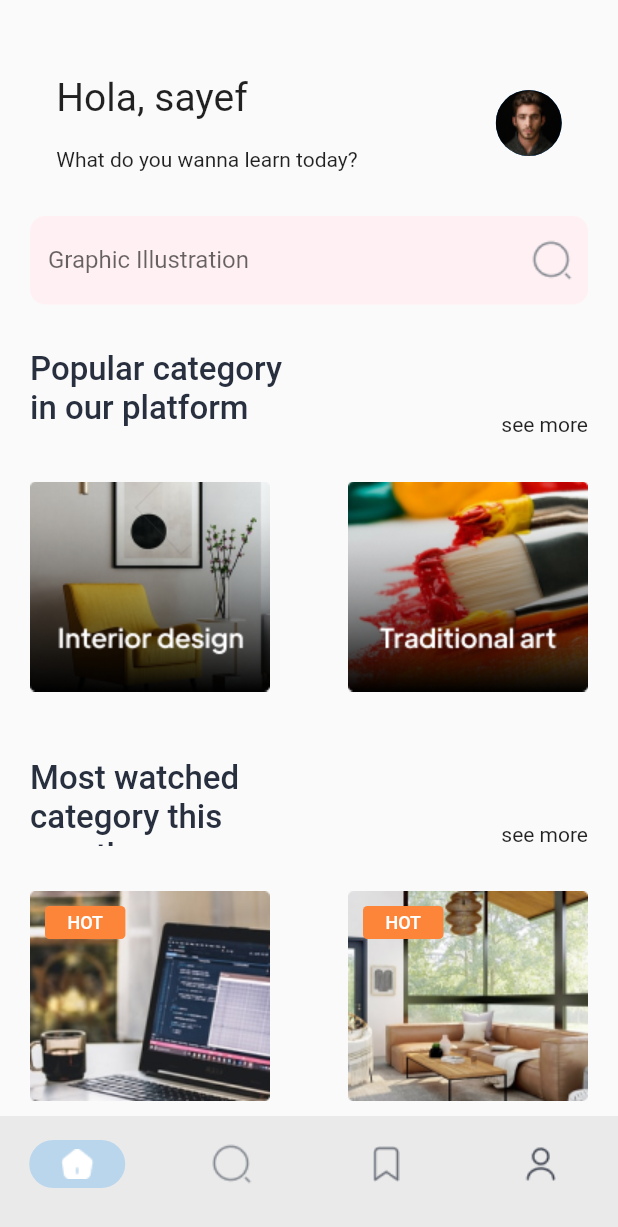
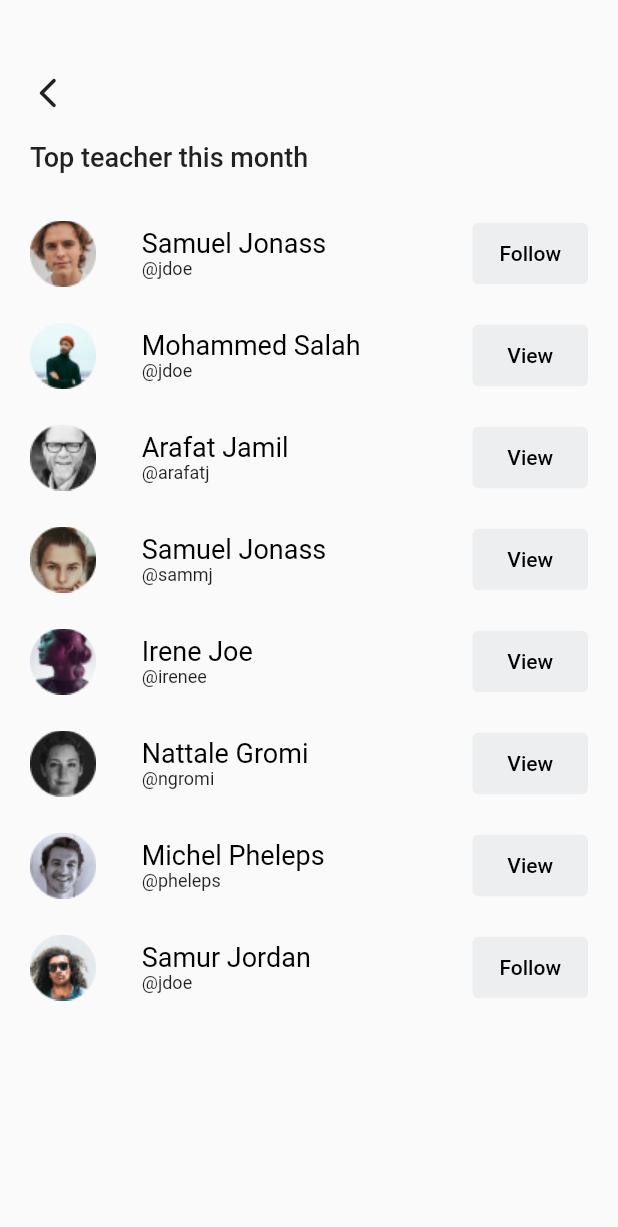
Before and after one commit to Glitch-bug/e_learning, a Flutter app: the screen it shows after launch, on a phone screen of 412 x 824 dp. Shown: the top 1227 px of the screen. Run offline on Flutter 3.47's test engine with Material 2 defaults, Android fonts, the phone set to English and light mode, and no system bars; our stand-ins replace lite_rolling_switch.

Commit message:
teacherst screen

```diff
--- a/lib/home/section.dart
+++ b/lib/home/section.dart
@@ -497,3 +497,64 @@ class _SelectionState extends State<Selection> {
  }
 
 }
+
+class ListedProfile extends StatelessWidget {
+  String image;
+  String username;
+  String handle;
+  bool follows;
+  ListedProfile({super.key, required this.image, required this.username, required this.handle, required this.follows});
+
+  @override
+  Widget build(BuildContext context){
+    return Padding(
+      padding: const EdgeInsets.only(bottom:20.0),
+      child: Row(
+        mainAxisAlignment: MainAxisAlignment.spaceBetween,
+        children: [
+          Image.asset(image),
+          SizedBox(
+            width: 190,
+            child: Column(
+              crossAxisAlignment: CrossAxisAlignment.start,
+              children:[
+                Text(
+                  username,
+                  textAlign: TextAlign.left,
+                  style: const TextStyle(
+                    fontSize:18,
+                    color: Colors.black,
+                  ),
+                ),
+                Text(
+                  "@$handle",
+                  style: const TextStyle(
+                    fontSize:12
+                  ),
+                ),
+              ]
+            ),
+          ),
+          ElevatedButton(
+            onPressed: (){},
+            style: ElevatedButton.styleFrom(
+              elevation: 0,
+              minimumSize: const Size(77, 41),
+              backgroundColor: const Color(0xffEDEEF0),
+            ),
+            child: Text(
+              (!follows)?
+              "Follow": "View",
+              style: const TextStyle(
+                color: Colors.black,
+                fontSize: 14,
+                fontWeight: FontWeight.w500,
+              )
+
+            )
+          ),
+        ],
+      ),
+    );
+  }
+}
--- /dev/null
+++ b/lib/home/teachers.dart
@@ -0,0 +1,42 @@
+import 'package:e_learning/home/section.dart';
+import 'package:flutter/material.dart';
+
+
+class Teachers extends StatelessWidget {
+  const Teachers({super.key});
+
+  @override
+  Widget build(BuildContext context) {
+    return Scaffold(
+      body: SingleChildScrollView(
+        child: Padding(
+          padding:EdgeInsets.fromLTRB(20, 50, 20, 20),
+          child: Column(
+            crossAxisAlignment: CrossAxisAlignment.start,
+            children: [
+              const Icon(Icons.arrow_back_ios_new_rounded),
+              const Padding(
+                padding: EdgeInsets.fromLTRB(0, 20, 0, 30),
+                child: Text(
+                  "Top teacher this month",
+                  style: TextStyle(
+                    fontSize: 18,
+                    fontWeight: FontWeight.w500,
+                  )
+                ),
+              ),
+              ListedProfile(image: "images/p1.png", username:"Samuel Jonass" , handle: "jdoe", follows: false),
+              ListedProfile(image: "images/p2.png", username:"Mohammed Salah" , handle: "jdoe", follows: true),
+              ListedProfile(image: "images/p3.png", username:"Arafat Jamil" , handle: "arafatj", follows: true),
+              ListedProfile(image: "images/p4.png", username:"Samuel Jonass" , handle: "sammj", follows: true),
+              ListedProfile(image: "images/p5.png", username:"Irene Joe" , handle: "irenee", follows: true),
+              ListedProfile(image: "images/p6.png", username:"Nattale Gromi" , handle: "ngromi", follows: true),
+              ListedProfile(image: "images/p7.png", username:"Michel Pheleps" , handle: "pheleps", follows: true),
+              ListedProfile(image: "images/p8.png", username:"Samur Jordan" , handle: "jdoe", follows: false),
+            ],
+          )
+        ),
+      ),
+    );
+  }
+}
--- a/lib/main.dart
+++ b/lib/main.dart
@@ -2,6 +2,7 @@ import 'package:flutter/material.dart';
 import 'package:e_learning/splash_sign/splash.dart';
 import 'package:e_learning/forgotten/reset_pass.dart';
 import 'package:e_learning/home/frame.dart';
+import 'package:e_learning/home/teachers.dart';
 
 void main() {
   runApp(const MyApp());
@@ -28,7 +29,7 @@ class MyApp extends StatelessWidget {
         // is not restarted.
         primarySwatch: Colors.blue,
       ),
-      home: const Frame(),
+      home: const Teachers(),
     );
   }
 }
```
Also changed, not shown: images/p1.png (added), images/p2.png (added), images/p3.png (added), images/p4.png (added), images/p5.png (added), images/p6.png (added), images/p7.png (added), images/p8.png (added).
